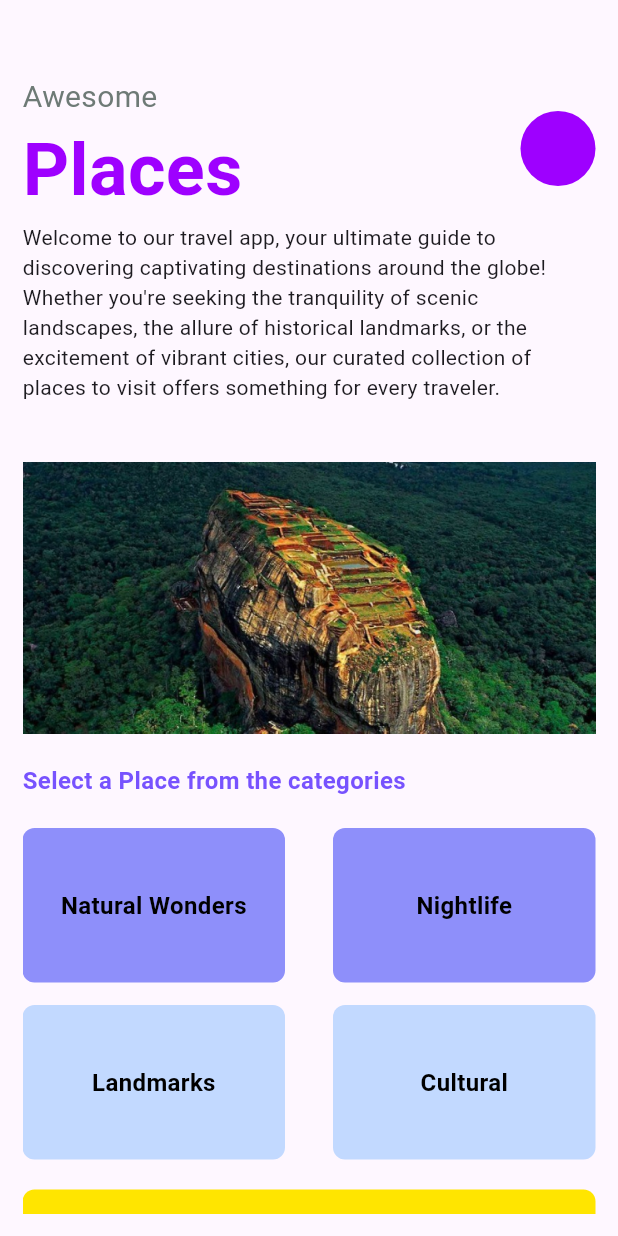
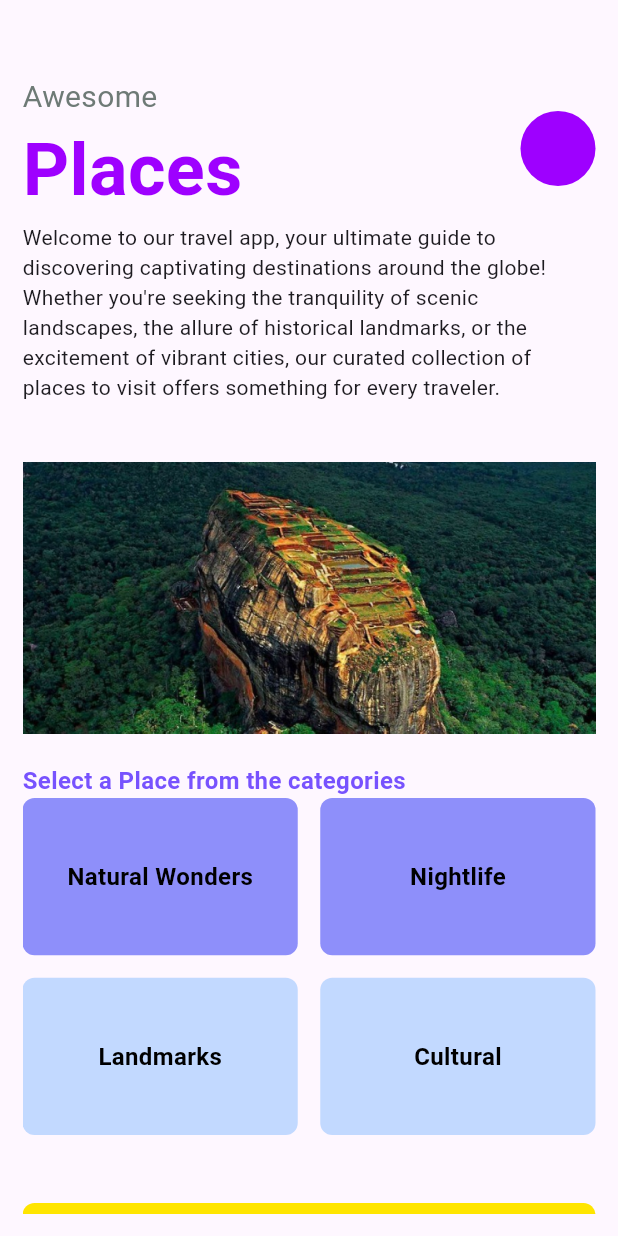
Before and after one commit to Pranab-1994/flutter_natureapp, a Flutter app: the DashboardScreen screen opened directly, on a phone screen of 412 x 824 dp. Run offline on Flutter 3.47's test engine with Material 3 defaults, Android fonts, the phone set to English and light mode, and no system bars.

Commit message:
New code commit

```diff
--- /dev/null
+++ b/lib/constants/mock_datas.dart
@@ -0,0 +1,8 @@
+import 'package:flutter/material.dart';
+
+final List<Map<String, dynamic>> natureList = [
+  {"title": "Natural Wonders", "color": const Color(0xFF8E8FFA)},
+  {"title": "Nightlife", "color": const Color(0xFF8E8FFA)},
+  {"title": "Landmarks", "color": const Color(0xFFC2D9FF)},
+  {"title": "Cultural", "color": const Color(0xFFC2D9FF)},
+];
--- a/lib/main.dart
+++ b/lib/main.dart
@@ -1,6 +1,5 @@
 import 'package:flutter/material.dart';
 import 'package:nature_app/pages/dashboard/dashboard_screen.dart';
-import 'package:nature_app/pages/dashboard/nature_details.dart';
 
 void main() {
   runApp(const MyApp());
@@ -18,7 +17,7 @@ class MyApp extends StatelessWidget {
         colorScheme: ColorScheme.fromSeed(seedColor: Colors.deepPurple),
         useMaterial3: true,
       ),
-      home: const NatureDetails(),
+      home: const DashboardScreen(),
     );
   }
 }
--- a/lib/pages/dashboard/dashboard_screen.dart
+++ b/lib/pages/dashboard/dashboard_screen.dart
@@ -1,14 +1,29 @@
 import 'package:flutter/material.dart';
+import 'package:nature_app/constants/mock_datas.dart';
+import 'package:nature_app/pages/dashboard/nature_details.dart';
 
-class DashboardScreen extends StatelessWidget {
+class DashboardScreen extends StatefulWidget {
   const DashboardScreen({super.key});
+
+  @override
+  State<DashboardScreen> createState() => _DashboardScreenState();
+}
+
+class _DashboardScreenState extends State<DashboardScreen> {
+  onNatureTap(natureData) {
+    print('hi=> $natureData');
+    Navigator.of(context).push(
+      MaterialPageRoute(builder: (context) => NatureDetails(title: natureData)),
+    );
+    // Navigator.push(
+    //   context,
+    //   MaterialPageRoute(builder: (context) => const NatureDetails()),
+    // );
+  }
 
   @override
   Widget build(BuildContext context) {
     return Scaffold(
-      // appBar: AppBar(
-      //   title: const Text('Awesome'),
-      // ),
       body: Container(
         margin: const EdgeInsets.only(
           top: 50,
@@ -78,93 +93,44 @@ class DashboardScreen extends StatelessWidget {
                         ),
                       ),
                     ),
-                    const SizedBox(
-                      height: 20,
+                    SizedBox(
+                      height: 250,
+                      child: GridView.builder(
+                        physics: const NeverScrollableScrollPhysics(),
+                        itemCount: natureList.length,
+                        gridDelegate:
+                            const SliverGridDelegateWithFixedCrossAxisCount(
+                          crossAxisCount: 2,
+                          crossAxisSpacing: 15,
+                          mainAxisSpacing: 15,
+                          childAspectRatio: 1.75,
                         ),
-                    Row(
-                      mainAxisAlignment: MainAxisAlignment.spaceBetween,
-                      children: [
-                        Container(
-                          width: 175,
+                        itemBuilder: (BuildContext context, int index) {
+                          return InkWell(
+                            onTap: () =>
+                                onNatureTap(natureList[index]['title']),
+                            child: Container(
                               alignment: Alignment.center,
                               padding: const EdgeInsets.symmetric(
-                              vertical: 40, horizontal: 20),
+                                vertical: 40,
+                                horizontal: 20,
+                              ),
                               decoration: BoxDecoration(
                                 borderRadius: BorderRadius.circular(8),
-                            color: const Color(0xFF8E8FFA),
+                                color: natureList[index]['color'],
                               ),
-                          child: const Text(
-                            "Natural Wonders",
-                            style: TextStyle(
+                              child: Text(
+                                natureList[index]['title'],
+                                style: const TextStyle(
                                   color: Colors.black,
                                   fontWeight: FontWeight.w600,
                                   fontSize: 16,
                                 ),
                               ),
                             ),
-                        Container(
-                          alignment: Alignment.center,
-                          width: 175,
-                          padding: const EdgeInsets.symmetric(
-                              vertical: 40, horizontal: 20),
-                          decoration: BoxDecoration(
-                            borderRadius: BorderRadius.circular(8),
-                            color: const Color(0xFF8E8FFA),
+                          );
+                        },
                       ),
-                          child: const Text(
-                            "Nightlife",
-                            style: TextStyle(
-                              color: Colors.black,
-                              fontWeight: FontWeight.w600,
-                              fontSize: 16,
-                            ),
-                          ),
-                        ),
-                      ],
-                    ),
-                    const SizedBox(
-                      height: 15,
-                    ),
-                    Row(
-                      mainAxisAlignment: MainAxisAlignment.spaceBetween,
-                      children: [
-                        Container(
-                          width: 175,
-                          alignment: Alignment.center,
-                          padding: const EdgeInsets.symmetric(
-                              vertical: 40, horizontal: 20),
-                          decoration: BoxDecoration(
-                            borderRadius: BorderRadius.circular(8),
-                            color: const Color(0xFFC2D9FF),
-                          ),
-                          child: const Text(
-                            "Landmarks",
-                            style: TextStyle(
-                              color: Colors.black,
-                              fontWeight: FontWeight.w600,
-                              fontSize: 16,
-                            ),
-                          ),
-                        ),
-                        Container(
-                          alignment: Alignment.center,
-                          width: 175,
-                          padding: const EdgeInsets.symmetric(
-                              vertical: 40, horizontal: 20),
-                          decoration: BoxDecoration(
-                            borderRadius: BorderRadius.circular(8),
-                            color: const Color(0xFFC2D9FF),
-                          ),
-                          child: const Text(
-                            "Cultural",
-                            style: TextStyle(
-                              color: Colors.black,
-                              fontWeight: FontWeight.w600,
-                              fontSize: 16,
-                            ),
-                          ),
-                        ),
-                      ],
                     ),
                     Container(
                       decoration: BoxDecoration(
```
Also changed, not shown: lib/pages/dashboard/nature_details.dart (+75 -2 lines), assets/images/nature1.png (added), assets/images/nature2.png (added), 1 other file. Lines whose indentation alone changed are shown as unchanged.
